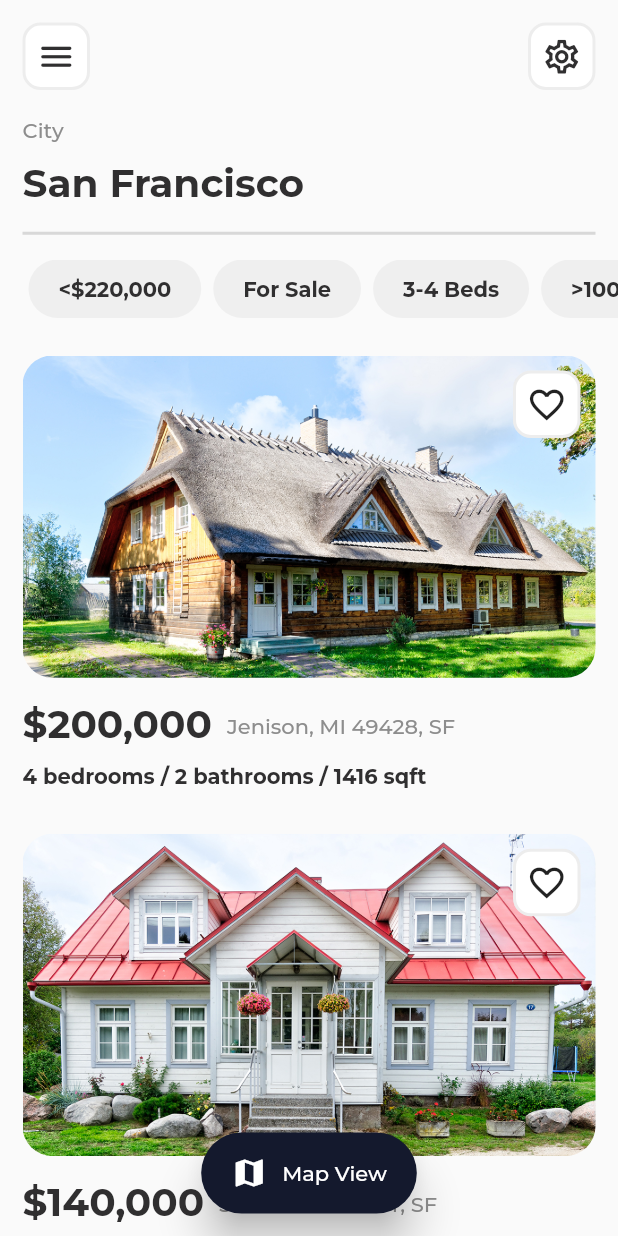
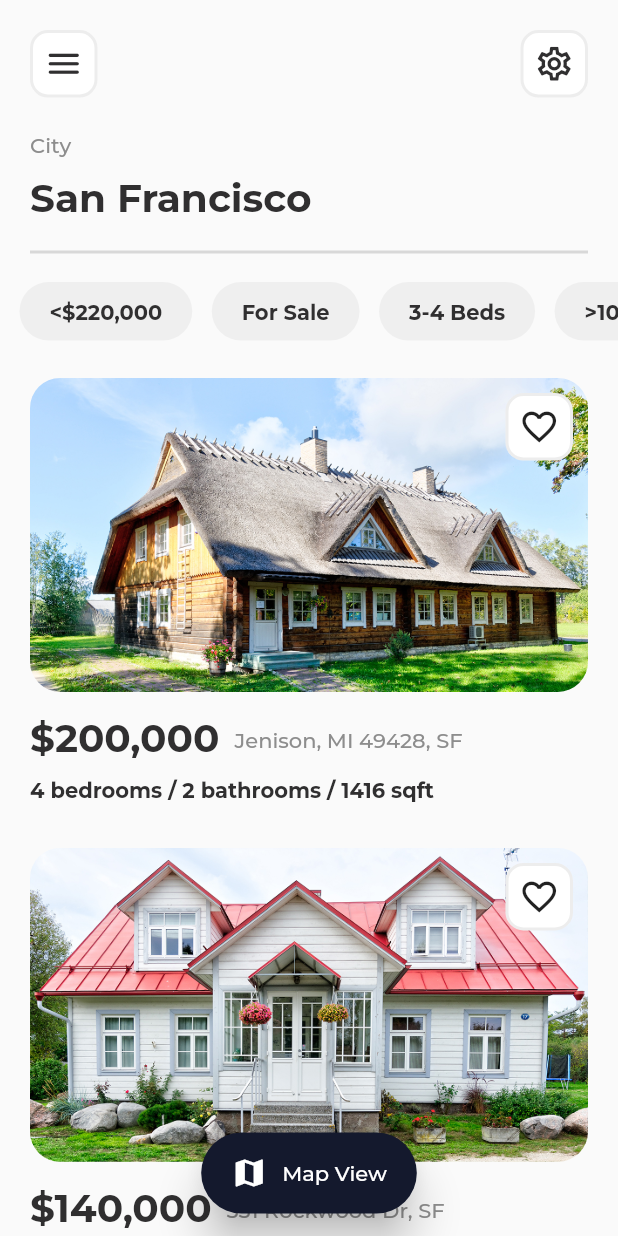
Before and after one commit to Bamidele1234/ui_design_1, a Flutter app: the screen it shows after launch, on a phone screen of 412 x 824 dp. Run offline on Flutter 3.47's test engine with Material 2 defaults, Android fonts, the phone set to English and light mode, and no system bars; our stand-ins replace auto_route, responsive_framework.

Commit message:
Working on the Second Page

```diff
--- a/lib/app_router/router.dart
+++ b/lib/app_router/router.dart
@@ -10,7 +10,7 @@ import '../screens/LandingPage.dart';
       path: ItemPage.tag,
       page: ItemPage,
       transitionsBuilder: TransitionsBuilders.fadeIn,
-      durationInMilliseconds: 150,
+      durationInMilliseconds: 300,
     ),
   ],
 )
--- a/lib/custom/choice_option.dart
+++ b/lib/custom/choice_option.dart
@@ -14,7 +14,7 @@ class ChoiceOption extends StatelessWidget {
   Widget build(BuildContext context) {
     final ThemeData themeData = Theme.of(context);
     return Padding(
-      padding: const EdgeInsets.symmetric(horizontal: 4),
+      padding: const EdgeInsets.only(left: 13),
       child: Container(
         decoration: BoxDecoration(
           borderRadius: BorderRadius.circular(20),
--- a/lib/custom/real_estate_item.dart
+++ b/lib/custom/real_estate_item.dart
@@ -31,7 +31,10 @@ class RealEstateItem extends StatelessWidget {
               children: [
                 ClipRRect(
                   borderRadius: BorderRadius.circular(20),
-                  child: Image.asset(itemData['image']),
+                  child: Hero(
+                    tag: itemData['image'],
+                    child: Image.asset(itemData['image']),
+                  ),
                 ),
                 const Positioned(
                   top: 10,
--- a/lib/screens/LandingPage.dart
+++ b/lib/screens/LandingPage.dart
@@ -14,7 +14,6 @@ class LandingPage extends StatelessWidget {
   @override
   Widget build(BuildContext context) {
     final ThemeData themeData = Theme.of(context);
-    const double spacing = 15;
     return Scaffold(
       body: SafeArea(
         child: Stack(
@@ -24,7 +23,7 @@ class LandingPage extends StatelessWidget {
               crossAxisAlignment: CrossAxisAlignment.start,
               children: [
                 Padding(
-                  padding: const EdgeInsets.all(spacing),
+                  padding: const EdgeInsets.all(kSpacing),
                   child: Row(
                     mainAxisAlignment: MainAxisAlignment.spaceBetween,
                     children: const [
@@ -50,7 +49,7 @@ class LandingPage extends StatelessWidget {
                   ),
                 ),
                 Padding(
-                  padding: const EdgeInsets.only(left: spacing),
+                  padding: const EdgeInsets.only(left: kSpacing),
                   child: Text(
                     'City',
                     style: themeData.textTheme.bodyText2,
@@ -58,7 +57,7 @@ class LandingPage extends StatelessWidget {
                 ),
                 addVerticalSpace(10),
                 Padding(
-                  padding: const EdgeInsets.only(left: spacing),
+                  padding: const EdgeInsets.only(left: kSpacing),
                   child: Text(
                     'San Francisco',
                     style: themeData.textTheme.headline1,
@@ -66,17 +65,15 @@ class LandingPage extends StatelessWidget {
                 ),
                 addVerticalSpace(10),
                 Padding(
-                  padding: const EdgeInsets.symmetric(horizontal: spacing),
+                  padding: const EdgeInsets.symmetric(horizontal: kSpacing),
                   child: Divider(
                     thickness: 2,
-                    height: spacing,
+                    height: kSpacing,
                     color: colorGrey.withAlpha(80),
                   ),
                 ),
                 addVerticalSpace(10),
-                Padding(
-                  padding: const EdgeInsets.only(left: spacing),
-                  child: SingleChildScrollView(
+                SingleChildScrollView(
                   physics: const BouncingScrollPhysics(),
                   scrollDirection: Axis.horizontal,
                   child: Row(
@@ -88,11 +85,10 @@ class LandingPage extends StatelessWidget {
                     ].map((filter) => ChoiceOption(text: filter)).toList(),
                   ),
                 ),
-                ),
                 addVerticalSpace(10),
                 Expanded(
                   child: Padding(
-                    padding: const EdgeInsets.symmetric(horizontal: spacing),
+                    padding: const EdgeInsets.symmetric(horizontal: kSpacing),
                     child: ScrollConfiguration(
                       behavior: ScrollConfiguration.of(context).copyWith(
                         scrollbars: false,
--- a/lib/utils/constants.dart
+++ b/lib/utils/constants.dart
@@ -9,11 +9,14 @@ const colorDarkBlue = Color.fromRGBO(20, 25, 45, 1.0);
 const double kBoxSize = 45;
 const double kIconSize = 27;
 
+/// Value = 18
+const double kSpacing = 20;
+
 final kButtonStyle = ElevatedButton.styleFrom(
   primary: colorDarkBlue,
   elevation: 12,
   shape: RoundedRectangleBorder(
-    borderRadius: BorderRadius.circular(30),
+    borderRadius: BorderRadius.circular(28),
   ),
   padding: const EdgeInsets.symmetric(horizontal: 20, vertical: 15),
 );
```
Also changed, not shown: lib/custom/house_info.dart (added, +53 -0 lines), lib/screens/ItemPage.dart (+97 -9 lines), lib/app_router/router.gr.dart. Lines whose indentation alone changed are shown as unchanged.
